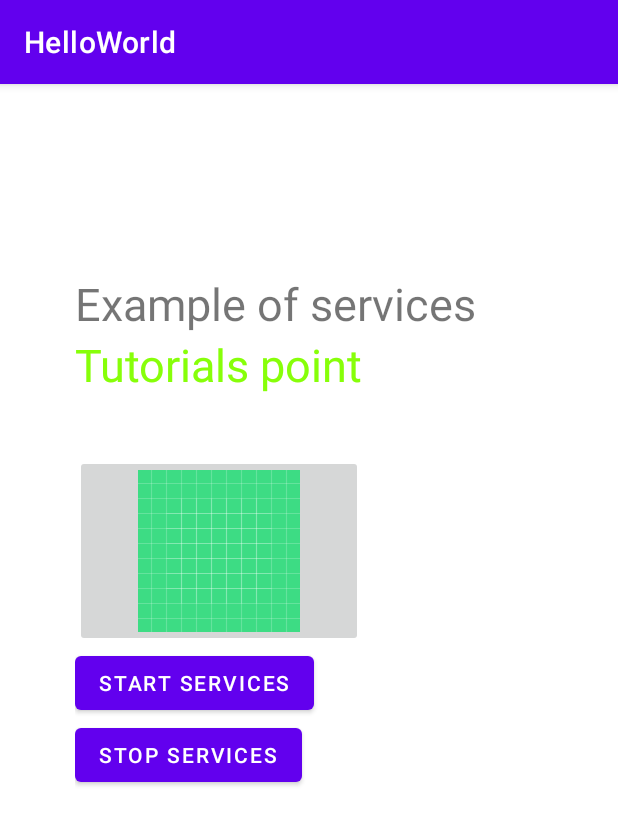
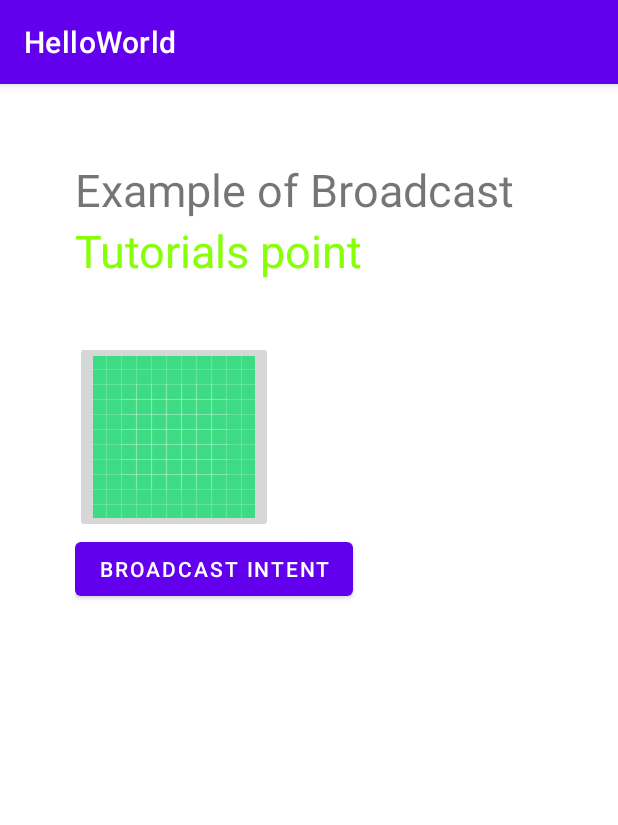
Before and after one commit to bxhuynh/CT312H-practice, an Android app: the screen it shows after launch (MainActivity), on a phone screen of 412 x 824 dp. Shown: the top 825 px of the screen. Run offline under Robolectric (Android 15) with nearby library versions, the phone set to English and light mode, and no system bars.

Commit message:
create n register broadcast receiver

```diff
--- a/HelloWorld/app/src/main/res/layout/activity_main.xml
+++ b/HelloWorld/app/src/main/res/layout/activity_main.xml
@@ -16,60 +16,43 @@
         app:layout_constraintEnd_toEndOf="parent"
         app:layout_constraintStart_toStartOf="parent"
         app:layout_constraintTop_toTopOf="parent">
-
-        <Space
-            android:layout_width="match_parent"
-            android:layout_height="76dp" />
-
         <TextView
             android:id="@+id/textView1"
-            android:layout_width="313dp"
+            android:layout_width="wrap_content"
             android:layout_height="wrap_content"
+            android:text="Example of Broadcast"
             android:layout_alignParentTop="true"
             android:layout_centerHorizontal="true"
-            android:text="Example of services"
             android:textSize="30dp" />
 
         <TextView
             android:id="@+id/textView2"
             android:layout_width="wrap_content"
             android:layout_height="wrap_content"
+            android:text="Tutorials point "
+            android:textColor="#ff87ff09"
+            android:textSize="30dp"
             android:layout_above="@+id/imageButton"
             android:layout_centerHorizontal="true"
-            android:layout_marginBottom="40dp"
-            android:text="Tutorials point "
-            android:textColor="#ff87ff09"
-            android:textSize="30dp" />
+            android:layout_marginBottom="40dp" />
 
         <ImageButton
+            android:layout_width="wrap_content"
+            android:layout_height="wrap_content"
             android:id="@+id/imageButton"
-            android:layout_width="192dp"
-            android:layout_height="wrap_content"
-            android:layout_centerHorizontal="true"
+            android:src="@drawable/ic_launcher_background"
             android:layout_centerVertical="true"
-            android:contentDescription="contHehe"
-            android:src="@drawable/ic_launcher_background" />
+            android:layout_centerHorizontal="true" />
 
         <Button
-            android:id="@+id/button2"
             android:layout_width="wrap_content"
             android:layout_height="wrap_content"
+            android:id="@+id/button2"
+            android:text="Broadcast Intent"
+            android:onClick="broadcastIntent"
             android:layout_below="@+id/imageButton"
-            android:layout_centerHorizontal="true"
-            android:onClick="startService"
-            android:text="Start Services" />
+            android:layout_centerHorizontal="true" />
 
-        <Button
-            android:id="@+id/button"
-            android:layout_width="wrap_content"
-            android:layout_height="wrap_content"
-            android:layout_below="@+id/button2"
-            android:layout_alignStart="@+id/button2"
-            android:layout_alignLeft="@+id/button2"
-            android:layout_alignEnd="@+id/button2"
-            android:layout_alignRight="@+id/button2"
-            android:onClick="stopService"
-            android:text="Stop Services" />
 
     </LinearLayout>
 </androidx.constraintlayout.widget.ConstraintLayout>
```
Also changed, not shown: HelloWorld/app/src/main/AndroidManifest.xml (+8 -0 lines), HelloWorld/app/src/main/java/com/example/helloworld/MainActivity.java (+8 -0 lines), HelloWorld/app/src/main/java/com/example/helloworld/MyBroadcastReceiver.java (added, +17 -0 lines).
